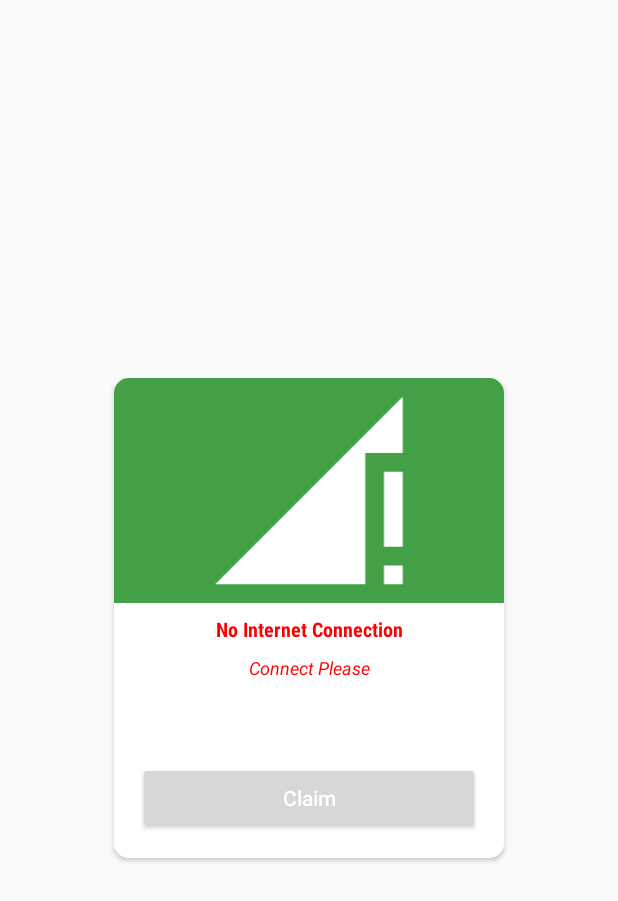
After one commit to zakaria90024/CollepsingToolber, an Android app: the layout dialog_custom.xml on its own in the app's theme, with its tools: preview values and no code run, on a phone screen of 412 x 824 dp. The commit adds this screen. Shown: the top 901 px of the screen. Run offline under Robolectric (Android 15) with nearby library versions, the phone set to English and light mode, and no system bars.

Commit message:
CollepsingToolber - Android Internet Connection Continuously

```diff
--- a/app/build.gradle
+++ b/app/build.gradle
@@ -25,6 +25,9 @@ android {
         sourceCompatibility JavaVersion.VERSION_1_8
         targetCompatibility JavaVersion.VERSION_1_8
     }
+    buildFeatures {
+        viewBinding true
+    }
 }
 
 dependencies {
@@ -32,6 +35,8 @@ dependencies {
     implementation 'androidx.appcompat:appcompat:1.3.1'
     implementation 'com.google.android.material:material:1.4.0'
     implementation 'androidx.constraintlayout:constraintlayout:2.1.1'
+    implementation 'androidx.lifecycle:lifecycle-livedata-ktx:2.3.1'
+    implementation 'androidx.lifecycle:lifecycle-viewmodel-ktx:2.3.1'
     testImplementation 'junit:junit:4.+'
     androidTestImplementation 'androidx.test.ext:junit:1.1.3'
     androidTestImplementation 'androidx.test.espresso:espresso-core:3.4.0'
--- /dev/null
+++ b/app/src/main/res/drawable/ic_arrow.xml
@@ -0,0 +1,5 @@
+<vector android:autoMirrored="true" android:height="24dp"
+    android:tint="#FFFFFF" android:viewportHeight="24"
+    android:viewportWidth="24" android:width="24dp" xmlns:android="http://schemas.android.com/apk/res/android">
+    <path android:fillColor="@android:color/white" android:pathData="M20,11H7.83l5.59,-5.59L12,4l-8,8 8,8 1.41,-1.41L7.83,13H20v-2z"/>
+</vector>
--- /dev/null
+++ b/app/src/main/res/drawable/no_internet.xml
@@ -0,0 +1,5 @@
+<vector android:height="24dp" android:tint="#FFFFFF"
+    android:viewportHeight="24" android:viewportWidth="24"
+    android:width="24dp" xmlns:android="http://schemas.android.com/apk/res/android">
+    <path android:fillColor="@android:color/white" android:pathData="M20,18h2v-8h-2V18zM20,22h2v-2h-2V22zM2,22h16V8h4V2L2,22z"/>
+</vector>
--- /dev/null
+++ b/app/src/main/res/layout/dialog_custom.xml
@@ -0,0 +1,88 @@
+<?xml version="1.0" encoding="utf-8"?>
+<androidx.constraintlayout.widget.ConstraintLayout xmlns:android="http://schemas.android.com/apk/res/android"
+    android:layout_width="match_parent"
+    android:layout_height="match_parent"
+    android:layout_gravity="center"
+    xmlns:app="http://schemas.android.com/apk/res-auto">
+
+    <androidx.cardview.widget.CardView
+        android:layout_width="260dp"
+        android:layout_height="320dp"
+        app:cardCornerRadius="10dp"
+        android:textAlignment="center"
+        app:layout_constraintBottom_toBottomOf="parent"
+        app:layout_constraintEnd_toEndOf="parent"
+        app:layout_constraintStart_toStartOf="parent"
+
+        app:layout_constraintTop_toTopOf="parent">
+
+        <androidx.constraintlayout.widget.ConstraintLayout
+
+            android:id="@+id/contect_id"
+            android:layout_width="match_parent"
+            android:layout_height="match_parent"
+
+            android:background="#FFFFFF">
+
+            <TextView
+                android:id="@+id/dialogTitleId"
+                android:layout_width="match_parent"
+                android:layout_height="wrap_content"
+                android:layout_marginStart="8dp"
+                android:layout_marginTop="8dp"
+                android:layout_marginEnd="8dp"
+                android:fontFamily="sans-serif-condensed-medium"
+                android:gravity="center"
+                android:text="No Internet Connection"
+                android:textColor="#FF0000"
+                android:textSize="13dp"
+                android:textStyle="bold"
+                app:layout_constraintEnd_toEndOf="parent"
+                app:layout_constraintStart_toStartOf="parent"
+                app:layout_constraintTop_toBottomOf="@+id/dialogImageId" />
+
+            <TextView
+                android:id="@+id/dialog_payment_number"
+                android:layout_width="match_parent"
+                android:layout_height="wrap_content"
+                android:layout_marginStart="8dp"
+                android:layout_marginTop="8dp"
+                android:layout_marginEnd="8dp"
+                android:text="Connect Please"
+                android:textAlignment="center"
+                android:textColor="#FF0000"
+                android:textSize="12dp"
+                android:textStyle="italic"
+                app:layout_constraintEnd_toEndOf="parent"
+                app:layout_constraintStart_toStartOf="parent"
+                app:layout_constraintTop_toBottomOf="@+id/dialogTitleId" />
+
+            <ImageView
+                android:id="@+id/dialogImageId"
+                android:layout_width="match_parent"
+                android:layout_height="150dp"
+                android:background="@color/colorPrimary"
+                android:src="@drawable/no_internet"
+
+                app:layout_constraintEnd_toEndOf="parent"
+                app:layout_constraintStart_toStartOf="parent"
+                app:layout_constraintTop_toTopOf="parent" />
+
+            <Button
+                android:id="@+id/btn_accept"
+                android:layout_width="match_parent"
+                android:layout_height="wrap_content"
+                android:layout_marginStart="16dp"
+                android:layout_marginEnd="16dp"
+                android:layout_marginBottom="16dp"
+                android:text="Claim"
+                android:textAllCaps="false"
+                android:textColor="#FFFFFF"
+                app:layout_constraintBottom_toBottomOf="parent"
+                app:layout_constraintEnd_toEndOf="parent"
+                app:layout_constraintStart_toStartOf="parent" />
+
+        </androidx.constraintlayout.widget.ConstraintLayout>
+    </androidx.cardview.widget.CardView>
+
+    </androidx.constraintlayout.widget.ConstraintLayout>
--- /dev/null
+++ b/app/src/main/res/values-land/dimens.xml
@@ -0,0 +1,3 @@
+<resources>
+    <dimen name="fab_margin">48dp</dimen>
+</resources>
--- /dev/null
+++ b/app/src/main/res/values-w1240dp/dimens.xml
@@ -0,0 +1,3 @@
+<resources>
+    <dimen name="fab_margin">200dp</dimen>
+</resources>
--- /dev/null
+++ b/app/src/main/res/values-w600dp/dimens.xml
@@ -0,0 +1,3 @@
+<resources>
+    <dimen name="fab_margin">48dp</dimen>
+</resources>
--- /dev/null
+++ b/app/src/main/res/values-w820dp/dimens.xml
@@ -0,0 +1,6 @@
+<resources>
+    <!-- Example customization of dimensions originally defined in res/values/dimens.xml
+         (such as screen margins) for screens with more than 820dp of available width. This
+         would include 7" and 10" devices in landscape (~960dp and ~1280dp respectively). -->
+    <dimen name="activity_horizontal_margin">64dp</dimen>
+</resources>
--- a/app/src/main/res/values/colors.xml
+++ b/app/src/main/res/values/colors.xml
@@ -7,4 +7,7 @@
     <color name="teal_700">#FF018786</color>
     <color name="black">#FF000000</color>
     <color name="white">#FFFFFFFF</color>
+    <color name="colorPrimary">#43A047</color>
+    <color name="colorPrimaryDark">#7CB342</color>
+    <color name="colorAccent">#C0CA33</color>
 </resources>
--- a/app/src/main/res/values/strings.xml
+++ b/app/src/main/res/values/strings.xml
@@ -1,3 +1,6 @@
 <resources>
     <string name="app_name">CollepsingToolber</string>
+    <string name="title_activity_tab_default">TabDefaultActivity</string>
+    <string name="tab_text_1">Tab 1</string>
+    <string name="tab_text_2">Tab 2</string>
 </resources>
--- a/app/src/main/res/values/themes.xml
+++ b/app/src/main/res/values/themes.xml
@@ -1,5 +1,22 @@
 <resources xmlns:tools="http://schemas.android.com/tools">
     <!-- Base application theme. -->
+    <style name="AppTheme" parent="Theme.AppCompat.Light.DarkActionBar">
+        <!-- Customize your theme here. -->
+        <item name="colorPrimary">@color/colorPrimary</item>
+        <item name="colorPrimaryDark">@color/colorPrimaryDark</item>
+        <item name="colorAccent">@color/colorAccent</item>
+    </style>
+
+    <style name="AppTheme.NoActionBar">
+        <item name="windowActionBar">false</item>
+        <item name="windowNoTitle">true</item>
+    </style>
+
+    <style name="AppTheme.AppBarOverlay" parent="ThemeOverlay.AppCompat.Dark.ActionBar"/>
+
+    <style name="AppTheme.PopupOverlay" parent="ThemeOverlay.AppCompat.Light"/>
+
+
     <style name="Theme.CollepsingToolber" parent="Theme.MaterialComponents.NoActionBar">
         <!-- Primary brand color. -->
         <item name="colorPrimary">@color/purple_500</item>
@@ -13,4 +30,11 @@
         <item name="android:statusBarColor" tools:targetApi="l">?attr/colorPrimaryVariant</item>
         <!-- Customize your theme here. -->
     </style>
+    <style name="Theme.CollepsingToolber.NoActionBar">
+        <item name="windowActionBar">false</item>
+        <item name="windowNoTitle">true</item>
+    </style>
+    <style name="Theme.CollepsingToolber.AppBarOverlay"
+        parent="ThemeOverlay.AppCompat.Dark.ActionBar" />
+    <style name="Theme.CollepsingToolber.PopupOverlay" parent="ThemeOverlay.AppCompat.Light" />
 </resources>
```
Also changed, not shown: app/src/main/AndroidManifest.xml (+20 -1 lines), app/src/main/java/com/zakariaahnaf/collepsingtoolber/MainActivity.java (+38 -0 lines), app/src/main/java/com/zakariaahnaf/collepsingtoolber/utils/Common.java (added, +27 -0 lines), app/src/main/java/com/zakariaahnaf/collepsingtoolber/utils/MyReceiver.java (added, +50 -0 lines), app/src/main/java/com/zakariaahnaf/collepsingtoolber/utils/NetworkChangeListener.java (added, +39 -0 lines), app/src/main/java/com/zakariaahnaf/collepsingtoolber/utils/NetworkUtil.java (added, +27 -0 lines), app/src/main/res/layout/dialog_nointernet.xml (added, +49 -0 lines), app/src/main/res/values/dimens.xml (added, +8 -0 lines).
